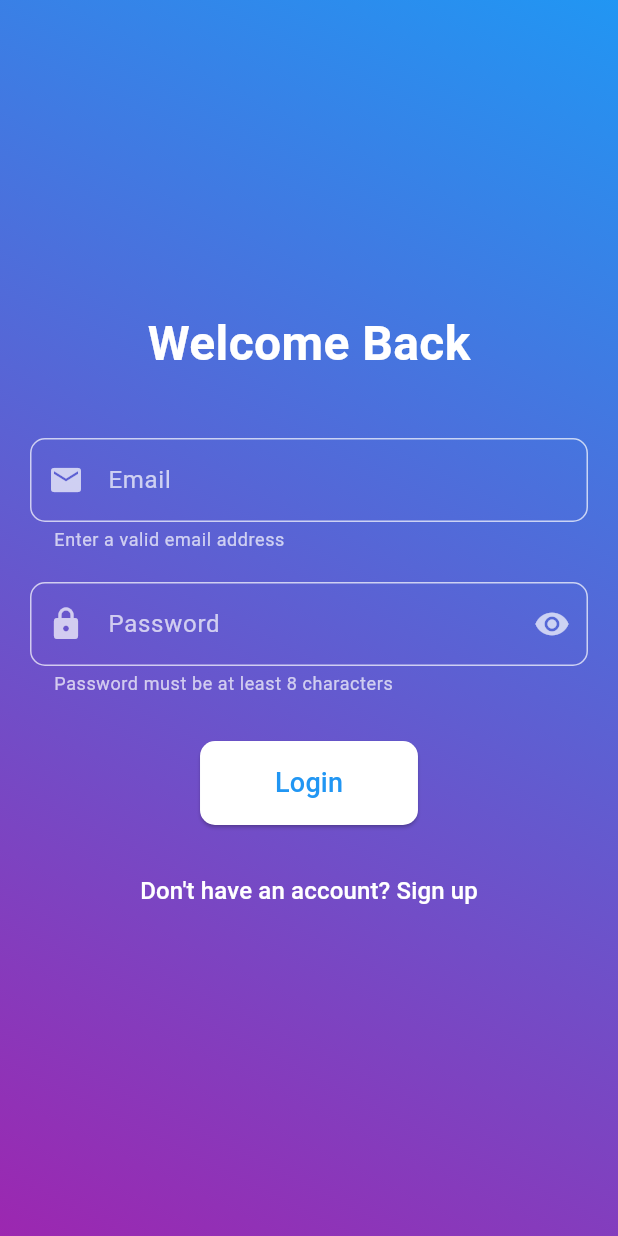
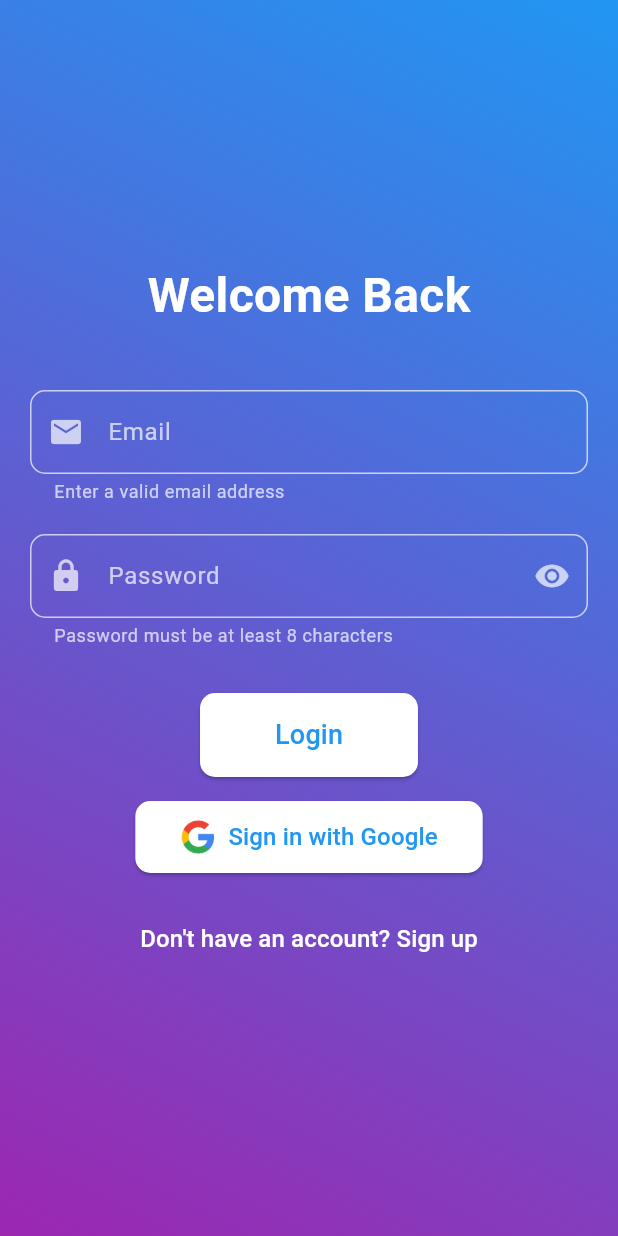
Before and after one commit to ayushbirla72/sales_ai_assistand_app, a Flutter app: the screen it shows after launch, on a phone screen of 412 x 824 dp. Run offline on Flutter 3.47's test engine with Material 3 defaults, Android fonts, the light colour scheme and no system bars; our stand-ins replace fl_chart, google_sign_in, just_audio, permission_handler, shared_preferences; missing offline and left inert: record.

Commit message:
integrate google singin

```diff
--- a/lib/config/app_config.dart
+++ b/lib/config/app_config.dart
@@ -1,6 +1,6 @@
 class AppConfig {
   // API Configuration
-  static const String baseUrl = 'http://192.168.1.15:8000/api';
+  static const String baseUrl = 'http://192.168.1.9:8000/api';
   static const String apiVersion = 'v1';
   static const int apiTimeout = 30000; // 30 seconds
   static const int maxRetries = 3;
@@ -48,6 +48,7 @@ class AppConfig {
   static const String profileEndpoint = '/user/profile';
   static const String meetingsEndpoint = '/meetings';
   static const String voiceSamplesEndpoint = '/voice-samples';
+  static const String googleLoginEndpoint = '/auth/google/auth';
 
   // File Upload Configuration
   static const int maxFileSize = 10; // MB
--- a/lib/screens/login_screen.dart
+++ b/lib/screens/login_screen.dart
@@ -269,6 +269,54 @@ class _LoginScreenState extends State<LoginScreen> {
                             style: TextStyle(fontSize: 18, color: Colors.blue),
                           ),
                   ),
+                  const SizedBox(height: 16),
+                  ElevatedButton.icon(
+                    icon: Image.asset(
+                      'assets/google_logo.png',
+                      height: 24,
+                      width: 24,
+                    ),
+                    label: const Text(
+                      'Sign in with Google',
+                      style: TextStyle(color: Colors.blue, fontSize: 16),
+                    ),
+                    style: ElevatedButton.styleFrom(
+                      backgroundColor: Colors.white,
+                      padding: const EdgeInsets.symmetric(
+                        horizontal: 30,
+                        vertical: 12,
+                      ),
+                      shape: RoundedRectangleBorder(
+                        borderRadius: BorderRadius.circular(10),
+                      ),
+                    ),
+                    onPressed: _isLoading
+                        ? null
+                        : () async {
+                            setState(() => _isLoading = true);
+                            final response =
+                                await _authService.signInWithGoogle();
+                            setState(() => _isLoading = false);
+                            print('Google sign-in response: $response');
+                            if (response != null &&
+                                response['access_token'] != null) {
+                              if (mounted) {
+                                Navigator.pushReplacementNamed(
+                                    context, '/home');
+                              }
+                            } else {
+                              if (mounted) {
+                                ScaffoldMessenger.of(context).showSnackBar(
+                                  const SnackBar(
+                                    content: Text(
+                                        'Google sign-in failed or not registered.'),
+                                    backgroundColor: Colors.red,
+                                  ),
+                                );
+                              }
+                            }
+                          },
+                  ),
                   const SizedBox(height: 20),
                   TextButton(
                     onPressed: _isLoading
--- a/lib/services/auth_service.dart
+++ b/lib/services/auth_service.dart
@@ -2,10 +2,21 @@ import 'package:shared_preferences/shared_preferences.dart';
 import '../config/app_config.dart';
 import 'base_api_service.dart';
 import 'package:logging/logging.dart';
+import 'package:google_sign_in/google_sign_in.dart';
 
 class AuthService extends BaseApiService {
   final SharedPreferences _prefs;
   final _logger = Logger('AuthService');
+  final GoogleSignIn _googleSignIn = GoogleSignIn(
+    scopes: [
+      'email',
+      'https://www.googleapis.com/auth/calendar.readonly',
+      "https://www.googleapis.com/auth/calendar.events.readonly",
+      "https://www.googleapis.com/auth/calendar.events"
+    ],
+    serverClientId:
+        '907265289147-15moogodguhegvpv5f1du2saees8f7ad.apps.googleusercontent.com',
+  );
 
   AuthService({
     required SharedPreferences prefs,
@@ -159,4 +170,65 @@ class AuthService extends BaseApiService {
   String? getToken() {
     return _prefs.getString(AppConfig.authTokenKey);
   }
+
+  Future<Map<String, dynamic>?> signInWithGoogle() async {
+    try {
+      print('Google sign-in start');
+      final account = await _googleSignIn.signIn();
+      final email = account?.email;
+      final password = "12345678";
+      print('Google sign-in account: $account');
+      if (account == null) return null;
+      final auth = await account.authentication;
+      print('Google sign-in auth: $auth.');
+      final accessToken = auth.accessToken;
+      final refreshToken = "xyz";
+
+      print('Google sign-in accessToken: $accessToken');
+      final idToken = auth.idToken;
+      print('Google sign-in idToken: $idToken');
+      if (idToken == null) return null;
+      // Send the ID token to backend and get app token
+      print('Google sign-in idToken: $idToken');
+      final response = await googleLoginWithToken(
+          idToken, accessToken!, email!, password, refreshToken!);
+      if (response != null && response['access_token'] != null) {
+        await _saveTokens(response['access_token']);
+      }
+      return response;
+    } catch (e) {
+      _logger.severe('Google sign-in error: $e');
+      print('Google sign-in error: $e');
+      return null;
+    }
+  }
+
+  Future<Map<String, dynamic>?> googleLoginWithToken(
+      String idToken,
+      String accessToken,
+      String email,
+      String password,
+      String refreshToken) async {
+    try {
+      final response = await post(
+        AppConfig.googleLoginEndpoint,
+        body: {
+          'id_token': idToken,
+          'email': email,
+          'password': password,
+          'google_access_token': accessToken,
+          'google_refresh_token': refreshToken,
+        },
+        requiresAuth: false,
+      );
+      return response;
+    } catch (e) {
+      _logger.severe('Google login API error: $e');
+      return null;
+    }
+  }
+
+  Future<void> signOutGoogle() async {
+    await _googleSignIn.signOut();
+  }
 }
```
Also changed, not shown: pubspec.yaml (+6 -3 lines), assets/google_logo.png (added), pubspec.lock, 2 other files.
